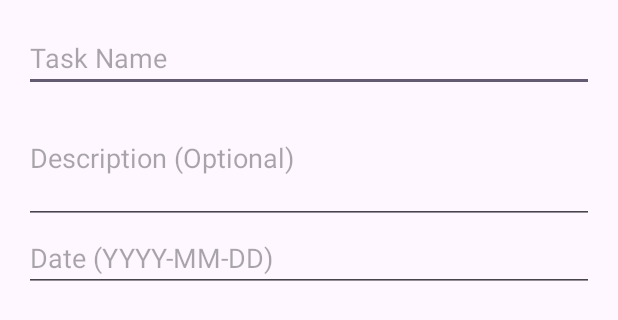
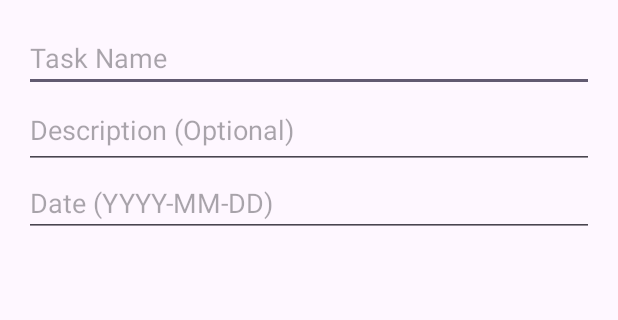
Before and after one commit to jorgeizaguirree/Android_app, an Android app: the layout dialog_edit_task.xml on its own in the app's theme, with its tools: preview values and no code run, on a phone screen of 412 x 824 dp. Shown: the top 320 px of the screen. Run offline under Robolectric (Android 15) with nearby library versions, the phone set to English and light mode, and no system bars; network calls fail.

```diff
--- a/app/src/main/java/upm/es/proyecto_app/Task.java
+++ b/app/src/main/java/upm/es/proyecto_app/Task.java
@@ -1,6 +1,4 @@
 package upm.es.proyecto_app;
-
-import java.util.Date;
 
 public class Task {
     private String name;
--- a/app/src/main/res/layout/dialog_edit_task.xml
+++ b/app/src/main/res/layout/dialog_edit_task.xml
@@ -15,7 +15,7 @@
     <EditText
         android:id="@+id/edit_task_description"
         android:layout_width="match_parent"
-        android:layout_height="wrap_content"
+        android:layout_height="51dp"
         android:hint="Description (Optional)"
         android:inputType="textMultiLine"
         android:lines="3" />
```
Also changed, not shown: app/src/main/java/upm/es/proyecto_app/home_screen.java (+18 -3 lines).
